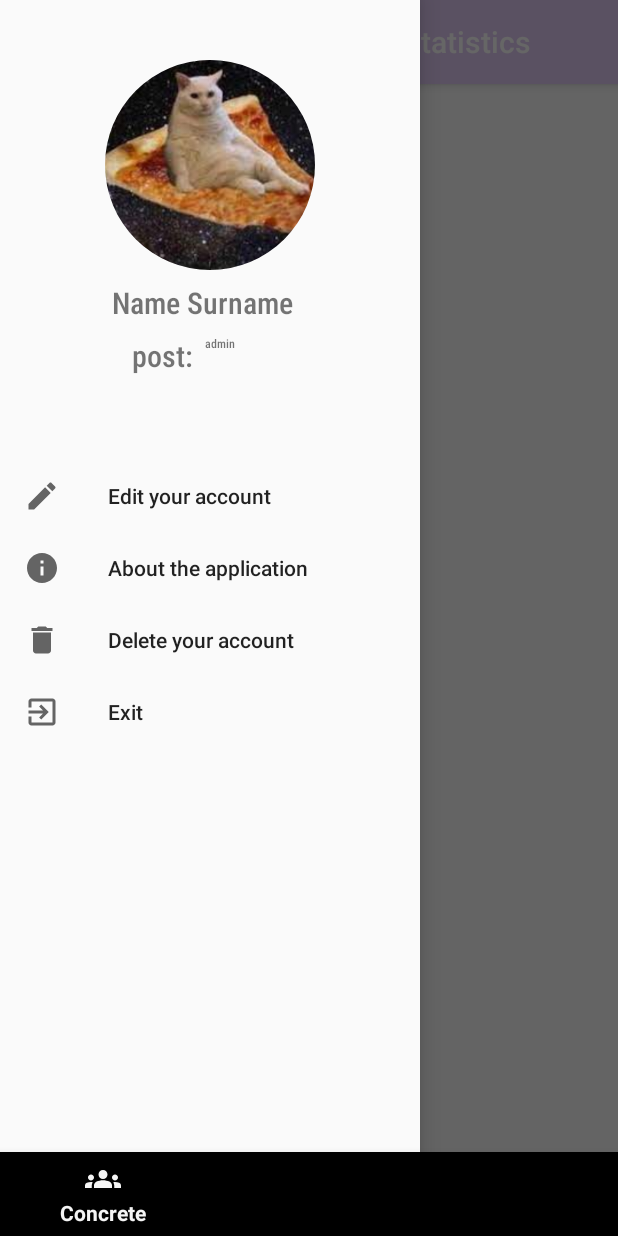
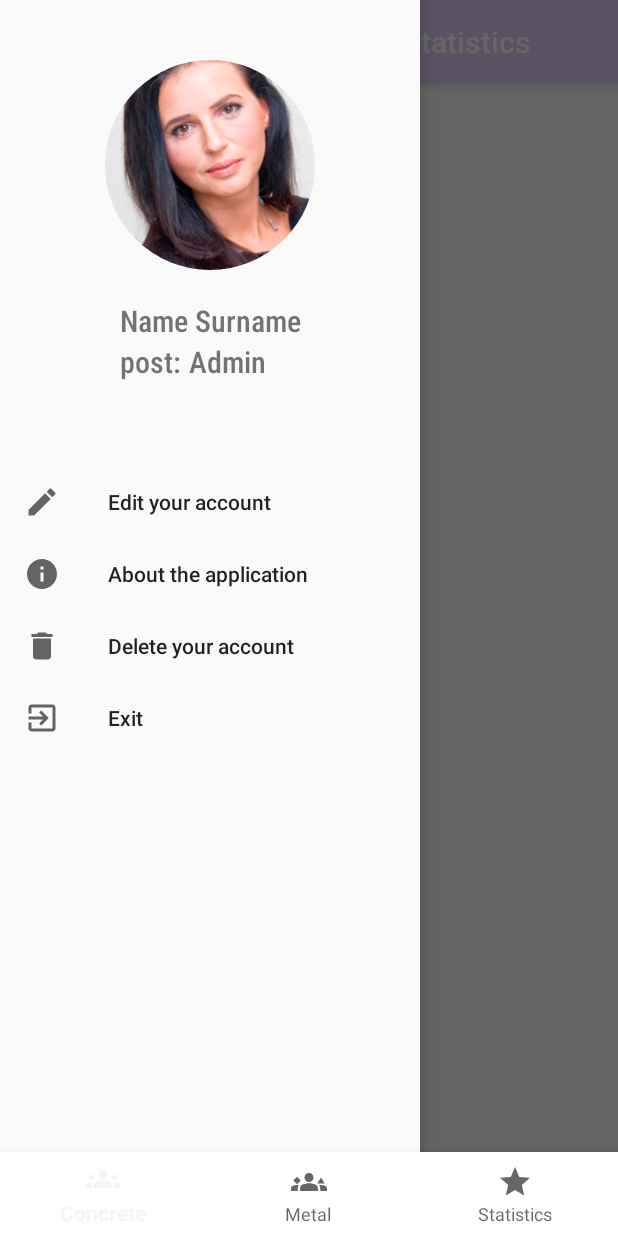
Before and after one commit to FroschMadchen/ManagerPerformanceStatistics, an Android app: the MenuFragment screen opened through its navigation route, with the side drawer open, on a phone screen of 412 x 824 dp. Run offline under Robolectric (Android 15) with nearby library versions, the phone set to English and light mode, and no system bars; our stand-ins replace CircleImageView; 2 statements that could not run were skipped.

Commit message:
back to the project

```diff
--- a/app/src/main/java/com/example/managerperformancestatistics/presentation/screen/SignIn/EntranceFragment.kt
+++ b/app/src/main/java/com/example/managerperformancestatistics/presentation/screen/SignIn/EntranceFragment.kt
@@ -48,11 +48,15 @@ class EntranceFragment : Fragment() {
                     }
                 })
             _binding?.apply {
+                var password = ""
+                passwordEdit.setOtpCompletionListener {
+                    password = it.toString()
+                }
                 btnEntrance.setOnClickListener {
                     CoroutineScope(Dispatchers.IO).launch {
                         viewModel.authenticateUser(
                             username = loginEdit.text.toString(),
-                            password = passwordEdit.text.toString()
+                            password = password
                         )
                     }
                 }
--- a/app/src/main/res/layout/fragment_entrance.xml
+++ b/app/src/main/res/layout/fragment_entrance.xml
@@ -154,5 +154,4 @@
         app:layout_constraintTop_toBottomOf="@+id/companyInfo"
         app:srcCompat="@drawable/image_6" />
 
-
 </androidx.constraintlayout.widget.ConstraintLayout>
--- a/app/src/main/res/layout/fragment_menu.xml
+++ b/app/src/main/res/layout/fragment_menu.xml
@@ -11,6 +11,7 @@
     <com.google.android.material.bottomnavigation.BottomNavigationView
         android:id="@+id/bottomNavigation"
         android:layout_width="0dp"
+        android:background="@color/white"
         android:layout_height="wrap_content"
         app:layout_constraintBottom_toBottomOf="parent"
         app:layout_constraintEnd_toEndOf="parent"
@@ -63,7 +64,7 @@
                 app:navGraph="@navigation/navigation_" />
 
         </androidx.constraintlayout.widget.ConstraintLayout>
-        <!-- Your contents -->
+
         <com.google.android.material.navigation.NavigationView
             android:id="@+id/navigationView"
             android:layout_width="wrap_content"
--- a/app/src/main/res/layout/menu_user_item.xml
+++ b/app/src/main/res/layout/menu_user_item.xml
@@ -9,10 +9,9 @@
         android:id="@+id/user_image"
         android:layout_width="140dp"
         android:layout_height="140dp"
-        android:layout_marginTop="40dp"
-        android:src="@drawable/images"
+        android:layout_marginTop="@dimen/margin_top_middle"
+        android:src="@drawable/foto_traub"
         app:layout_constraintEnd_toEndOf="parent"
-        app:layout_constraintHorizontal_bias="0.498"
         app:layout_constraintStart_toStartOf="parent"
         app:layout_constraintTop_toTopOf="parent" />
 
@@ -20,12 +19,11 @@
         android:id="@+id/user_name"
         android:layout_width="wrap_content"
         android:layout_height="wrap_content"
-        android:layout_marginTop="@dimen/margen_top_20dp"
+        android:layout_marginTop="@dimen/margin_top_little"
         android:fontFamily="sans-serif-condensed-medium"
-        android:text="Name Surname"
-        android:textSize="20sp"
+        android:text="@string/name_surname_draw"
+        android:textSize="@dimen/text_size_middle_one"
         app:layout_constraintEnd_toEndOf="parent"
-        app:layout_constraintHorizontal_bias="0.468"
         app:layout_constraintStart_toStartOf="parent"
         app:layout_constraintTop_toBottomOf="@id/user_image" />
 
@@ -33,24 +31,21 @@
         android:id="@+id/postTV"
         android:layout_width="wrap_content"
         android:layout_height="wrap_content"
-        android:layout_marginTop="@dimen/margen_top_20dp"
         android:fontFamily="sans-serif-condensed-medium"
-        android:text="post:"
-        android:textSize="20sp"
-        app:layout_constraintEnd_toEndOf="parent"
-        app:layout_constraintHorizontal_bias="0.368"
-        app:layout_constraintStart_toStartOf="parent"
+        android:text="@string/post"
+        android:textSize="@dimen/text_size_middle_one"
+        app:layout_constraintStart_toEndOf="@id/user_name"
+        app:layout_constraintStart_toStartOf="@+id/user_name"
         app:layout_constraintTop_toBottomOf="@id/user_name" />
 
     <TextView
         android:id="@+id/postUser"
         android:layout_width="wrap_content"
         android:layout_height="wrap_content"
-        android:layout_marginTop="@dimen/margen_top_20dp"
-        android:text="admin"
-        android:textSize="@dimen/margen_top_20dp"
         android:fontFamily="sans-serif-condensed-medium"
-       android:layout_marginStart="@dimen/margin_item_10dp"
+        android:text="@string/admin"
+        android:layout_marginStart="@dimen/padding_inner"
+        android:textSize="@dimen/text_size_middle_one"
         app:layout_constraintStart_toEndOf="@id/postTV"
         app:layout_constraintTop_toBottomOf="@id/user_name" />
 
--- a/app/src/main/res/values/dimens.xml
+++ b/app/src/main/res/values/dimens.xml
@@ -2,8 +2,10 @@
 <resources>
     <dimen name="text_size_big">28sp</dimen>
     <dimen name="text_size_little">16sp</dimen>
+    <dimen name="text_size_middle_one">20sp</dimen>
     <dimen name="text_size_middle">26sp</dimen>
     <dimen name="margin_top_middle">40dp</dimen>
+    <dimen name="margin_top_little">20dp</dimen>
 
     <dimen name="padding_bottom">10dp</dimen>
     <dimen name="large_text">30sp</dimen>
--- a/app/src/main/res/values/strings.xml
+++ b/app/src/main/res/values/strings.xml
@@ -38,5 +38,8 @@
     <string name="info_company">Производство архитектурного \n фасадного декора</string>
     <string name="example_number">123456</string>
     <string name="image">image</string>
+    <string name="name_surname_draw">Name Surname</string>
+    <string name="admin">Admin</string>
+    <string name="post">post:</string>
 
 </resources>
```
Also changed, not shown: app/src/main/java/com/example/managerperformancestatistics/presentation/screen/SignIn/AuthenticateViewModel.kt (+5 -6 lines), app/src/main/res/layout/fragment_registration.xml (+4 -4 lines), app/src/main/res/drawable/foto_traub.jpg (added).
